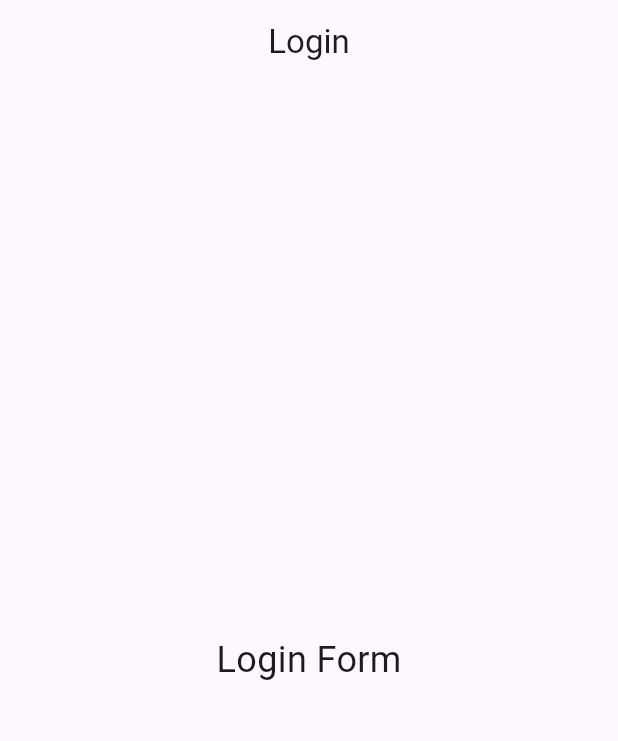
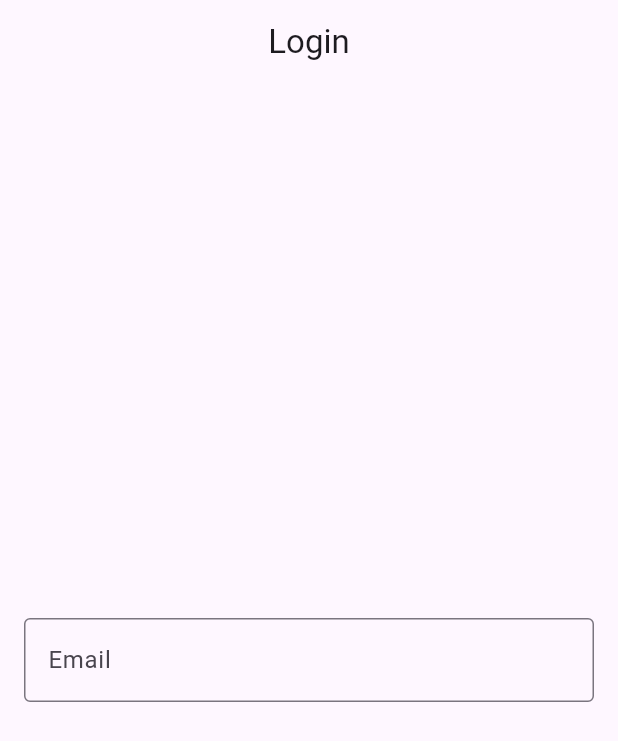
Before and after one commit to Julianarwansah/login_app_firebase, a Flutter app: the screen it shows after launch, on a phone screen of 412 x 824 dp. Shown: the top 741 px of the screen. Run offline on Flutter 3.47's test engine with Material 3 defaults, Android fonts, the light colour scheme and no system bars; our stand-ins replace firebase_auth, firebase_core; accounts and stored records are empty.

Commit message:
Menambahkan input field untuk email

```diff
--- a/lib/pages/login_page.dart
+++ b/lib/pages/login_page.dart
@@ -62,8 +62,21 @@ class _MyLoginState extends State<MyLogin> {
   Widget build(BuildContext context) {
     return Scaffold(
       appBar: AppBar(title: const Text('Login'), centerTitle: true),
-      body: const Center(
-        child: Text('Login Form', style: TextStyle(fontSize: 24)),
+      body: Padding(
+        padding: const EdgeInsets.all(16.0),
+        child: Column(
+          mainAxisAlignment: MainAxisAlignment.center,
+          children: [
+            TextField(
+              controller: emailCtrl,
+              decoration: const InputDecoration(
+                labelText: 'Email',
+                border: OutlineInputBorder(),
+              ),
+              keyboardType: TextInputType.emailAddress,
+            ),
+          ],
+        ),
       ),
     );
   }
```
